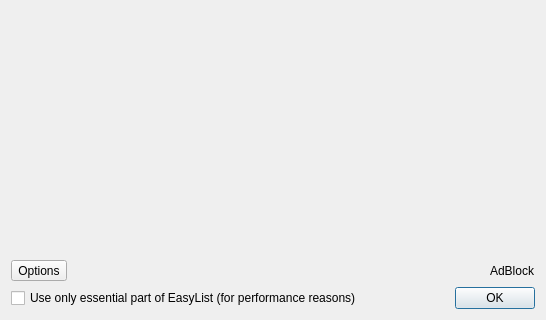
The window that src/lib/adblock/adblockdialog.ui (QupZilla/qupzilla) describes before a commit, drawn with Qt 5; both pictures show x 0 to 546 and y 142 to 462 of the 546 by 462 pixel window.
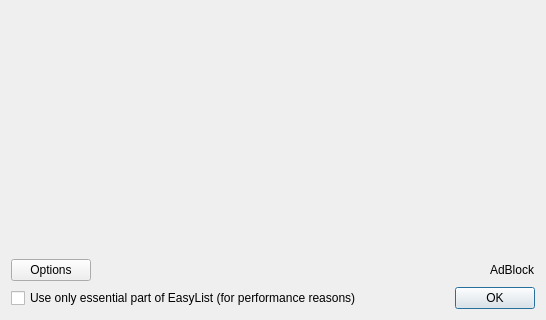
The same window after the commit. Icons and pictures are not drawn.

Commit message:
[AdBlockDialog] Options button is now QPushButton
Qt renders better down icon indicating the button has menu

Patch:
```diff
--- a/src/lib/adblock/adblockdialog.ui
+++ b/src/lib/adblock/adblockdialog.ui
@@ -63,7 +63,7 @@
       <item row="4" column="0" colspan="2">
        <layout class="QHBoxLayout" name="horizontalLayout">
         <item>
-         <widget class="QToolButton" name="buttonMenu">
+         <widget class="QPushButton" name="buttonOptions">
           <property name="text">
            <string>Options</string>
           </property>
@@ -71,12 +71,6 @@
            <iconset resource="../data/icons.qrc">
             <normaloff>:/icons/other/adblock.png</normaloff>:/icons/other/adblock.png</iconset>
           </property>
-          <property name="popupMode">
-           <enum>QToolButton::InstantPopup</enum>
-          </property>
-          <property name="toolButtonStyle">
-           <enum>Qt::ToolButtonTextBesideIcon</enum>
-          </property>
          </widget>
         </item>
         <item>
```
The commit also changes 2 other files.
